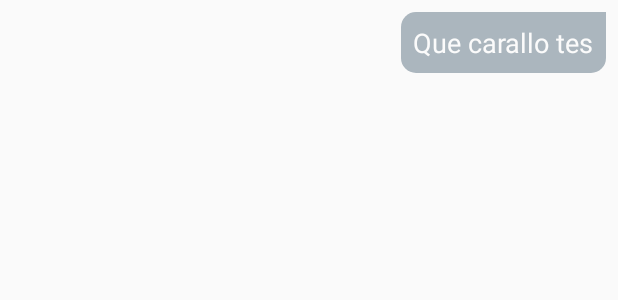
After one commit to wolfsengel/Ping_Fct, an Android app: the layout chat_item_right.xml on its own in the app's theme, with its tools: preview values and no code run, on a phone screen of 412 x 824 dp. The commit adds this screen. Shown: the top 300 px of the screen. Run offline under Robolectric (Android 15) with nearby library versions, the phone set to English and light mode, and no system bars.

Commit message:
(*,+) Messages Implemented & Working

```diff
--- /dev/null
+++ b/app/src/main/res/drawable/message_right.xml
@@ -0,0 +1,7 @@
+<?xml version="1.0" encoding="utf-8"?>
+<shape xmlns:android="http://schemas.android.com/apk/res/android"
+    android:shape="rectangle">
+    <corners android:radius="10dp"
+        android:topRightRadius="0dp"/>
+    <solid android:color="@color/light_blue"/>
+</shape>
--- /dev/null
+++ b/app/src/main/res/layout/chat_item_right.xml
@@ -0,0 +1,29 @@
+<?xml version="1.0" encoding="utf-8"?>
+<RelativeLayout xmlns:android="http://schemas.android.com/apk/res/android"
+    android:layout_width="match_parent"
+    android:layout_height="wrap_content"
+    android:padding="8dp"
+    xmlns:app="http://schemas.android.com/apk/res-auto">
+
+    <RelativeLayout
+        android:layout_width="300dp"
+        android:layout_alignParentEnd="true"
+        android:layout_height="wrap_content">
+        <com.google.android.material.imageview.ShapeableImageView
+            android:layout_width="wrap_content"
+            android:layout_height="wrap_content"
+            android:id="@+id/profile_image"
+            android:visibility="gone"/>
+        <TextView
+            android:id="@+id/show_message"
+            android:layout_width="wrap_content"
+            android:layout_height="wrap_content"
+            android:background="@drawable/message_right"
+            android:text="Que carallo tes"
+            android:layout_alignParentEnd="true"
+            android:textColor="@color/white"
+            android:textSize="18sp"
+            android:padding="8dp"/>
+    </RelativeLayout>
+
+</RelativeLayout>
```
Also changed, not shown: app/src/main/java/com/siegengel/ping_fct/Adapter/MessageAdapter.kt (added, +65 -0 lines), app/src/main/java/com/siegengel/ping_fct/MessageActivity.kt (+74 -3 lines), app/src/main/java/com/siegengel/ping_fct/Model/Chat.kt (added, +41 -0 lines), app/src/main/res/drawable/message_left.xml (added, +7 -0 lines), app/src/main/res/layout/activity_message.xml (+29 -0 lines), app/src/main/res/layout/chat_item_left.xml (added, +30 -0 lines), app/src/main/res/layout/item_user.xml (+9 -18 lines), app/src/main/res/values/colors.xml (+7 -0 lines).
